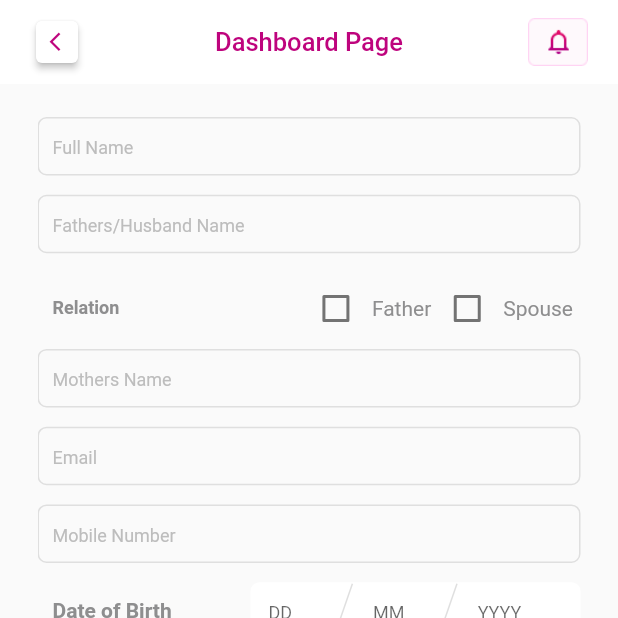
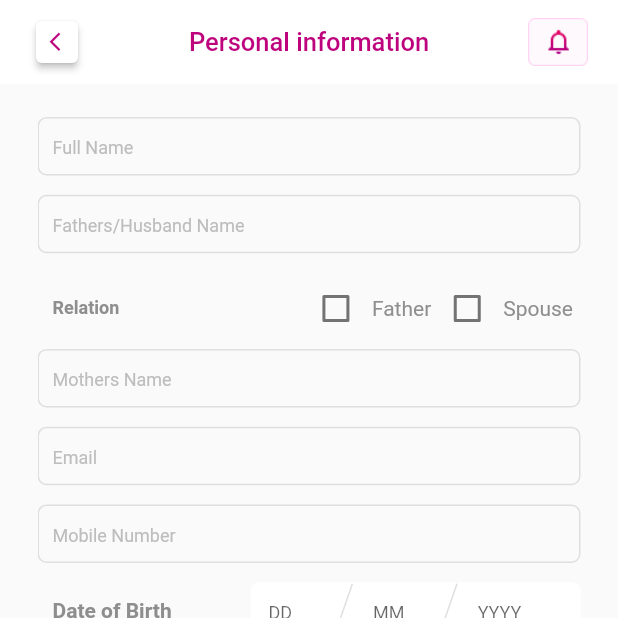
Before and after one commit to ChoyonBonik/abedok_police_clearence_page, a Flutter app: the DashboardPage screen opened directly, on a phone screen of 412 x 824 dp, the top half of it. Run offline on Flutter 3.47's test engine with Material 2 defaults, Android fonts, the phone set to English and light mode, and no system bars; drawn by our look-alikes of auto_size_text, google_nav_bar; our stand-ins replace font_awesome_flutter; Roboto replaces fonts that are missing (Poppins SemiBold, Roboto Regular).

Commit message:
create dashboard page

```diff
--- a/lib/pages/dashboard_page.dart
+++ b/lib/pages/dashboard_page.dart
@@ -1,4 +1,5 @@
 import 'package:abedok_police_clearence_page/pages/address_page.dart';
+import 'package:abedok_police_clearence_page/pages/country_scroll_page.dart';
 import 'package:abedok_police_clearence_page/pages/home_page.dart';
 import 'package:auto_size_text/auto_size_text.dart';
 import 'package:flutter/material.dart';
@@ -37,7 +38,7 @@ class _DashboardPageState extends State<DashboardPage> {
             child: InkWell(
               onTap: () {
                 Navigator.push(context, MaterialPageRoute(builder: (value) {
-                  return HomePage();
+                  return CountryScrollPage();
                 }));
               },
               child: Container(
@@ -53,7 +54,7 @@ class _DashboardPageState extends State<DashboardPage> {
         ),
         centerTitle: true,
         title: AutoSizeText(
-          "Dashboard Page",
+          "Personal information",
           maxLines: 1,
           textScaleFactor: textScaleFactor,
           overflow: TextOverflow.ellipsis,
```
